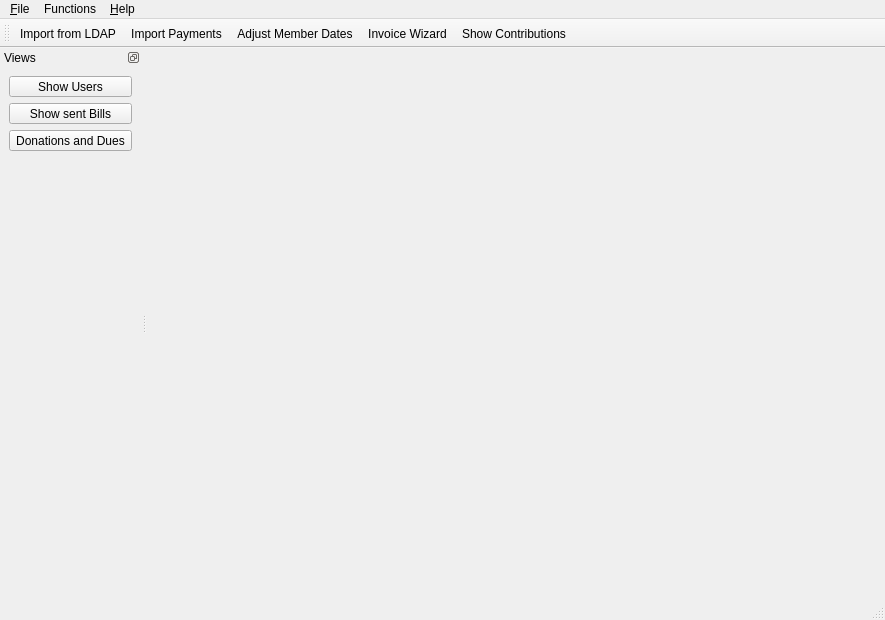
This is forms/PiTres.ui in LukyLuke/PiTres as Qt 5 draws it before an edit. The edited form follows.
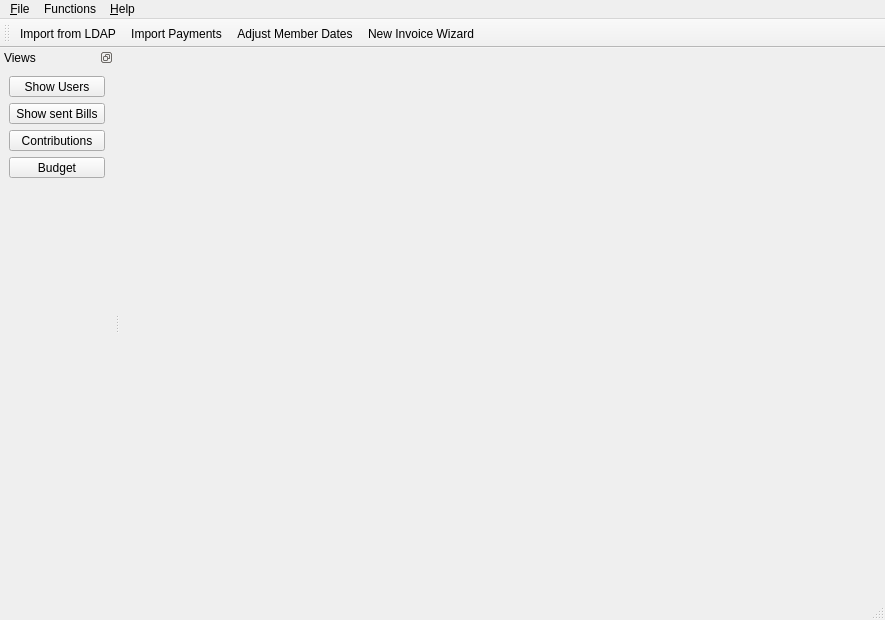
This is the edited form. Icons and pictures are not drawn.

Commit message: Rearranged the functions and added Budget-Action

Diff of the .ui file:
```diff
--- a/forms/PiTres.ui
+++ b/forms/PiTres.ui
@@ -91,7 +91,6 @@
    <addaction name="actionImport_Payments"/>
    <addaction name="actionAdjustDates"/>
    <addaction name="actionInvoiceWizard"/>
-   <addaction name="actionContribution"/>
   </widget>
   <widget class="QDockWidget" name="dockWidget">
    <property name="sizePolicy">
@@ -134,8 +133,8 @@
        </property>
        <property name="iconSize">
         <size>
-         <width>64</width>
-         <height>64</height>
+         <width>48</width>
+         <height>48</height>
         </size>
        </property>
        <property name="toolButtonStyle">
@@ -166,8 +165,8 @@
        </property>
        <property name="iconSize">
         <size>
-         <width>64</width>
-         <height>64</height>
+         <width>48</width>
+         <height>48</height>
         </size>
        </property>
        <property name="toolButtonStyle">
@@ -187,7 +186,7 @@
         <string>Create new Bills and send they as EMails or print out the PDFs and Letters</string>
        </property>
        <property name="text">
-        <string>Donations and Dues</string>
+        <string>Contributions</string>
        </property>
        <property name="icon">
         <iconset resource="../PiTres.qrc">
@@ -195,8 +194,37 @@
        </property>
        <property name="iconSize">
         <size>
-         <width>64</width>
-         <height>64</height>
+         <width>48</width>
+         <height>48</height>
+        </size>
+       </property>
+       <property name="toolButtonStyle">
+        <enum>Qt::ToolButtonTextUnderIcon</enum>
+       </property>
+      </widget>
+     </item>
+     <item>
+      <widget class="QToolButton" name="budgetButton">
+       <property name="sizePolicy">
+        <sizepolicy hsizetype="Expanding" vsizetype="Fixed">
+         <horstretch>0</horstretch>
+         <verstretch>0</verstretch>
+        </sizepolicy>
+       </property>
+       <property name="toolTip">
+        <string>View and manage the Budget</string>
+       </property>
+       <property name="text">
+        <string>Budget</string>
+       </property>
+       <property name="icon">
+        <iconset resource="../PiTres.qrc">
+         <normaloff>:/icons/resources/icons/chart.png</normaloff>:/icons/resources/icons/chart.png</iconset>
+       </property>
+       <property name="iconSize">
+        <size>
+         <width>48</width>
+         <height>48</height>
         </size>
        </property>
        <property name="toolButtonStyle">
@@ -253,7 +281,7 @@
      <normaloff>:/icons/resources/icons/cashier.png</normaloff>:/icons/resources/icons/cashier.png</iconset>
    </property>
    <property name="text">
-    <string>Invoice Wizard</string>
+    <string>New Invoice Wizard</string>
    </property>
    <property name="toolTip">
     <string>Create new Invoices based on different Selections and Settings</string>
@@ -352,7 +380,7 @@
      <normaloff>:/icons/resources/icons/chest.png</normaloff>:/icons/resources/icons/chest.png</iconset>
    </property>
    <property name="text">
-    <string>Show Contributions</string>
+    <string>Contributions</string>
    </property>
    <property name="toolTip">
     <string>Show Donaitons and Section Contributions</string>
```
Left out of the diff: 49 changed lines with no effect on the pictures. The commit also changes 1 other file.
